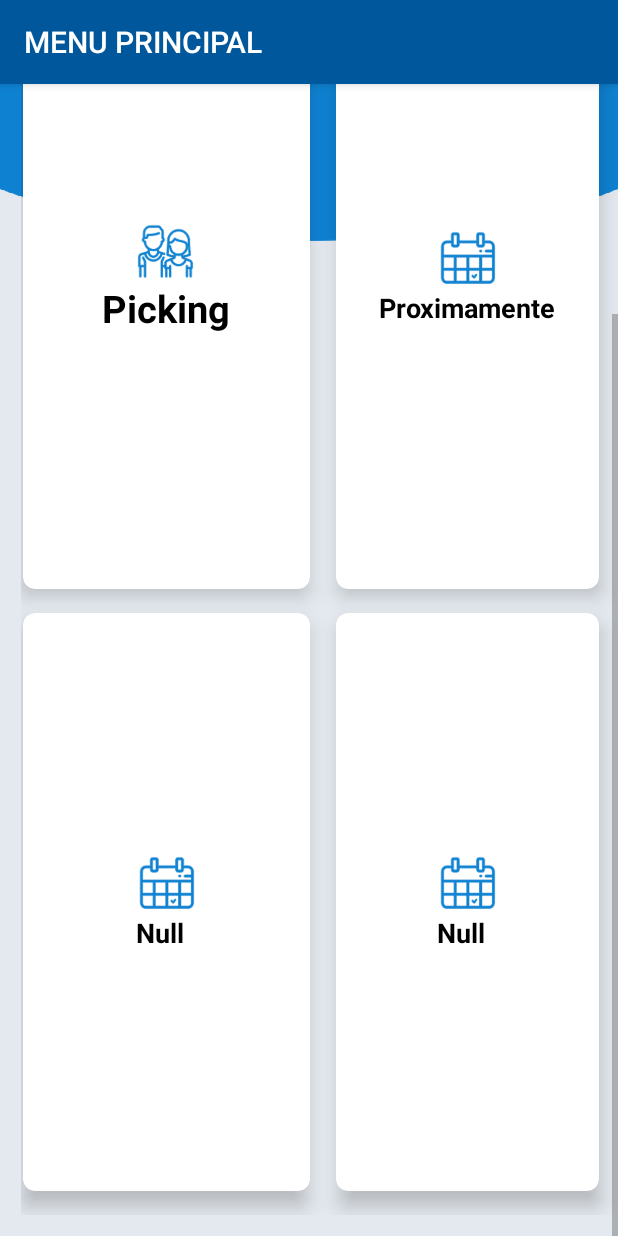
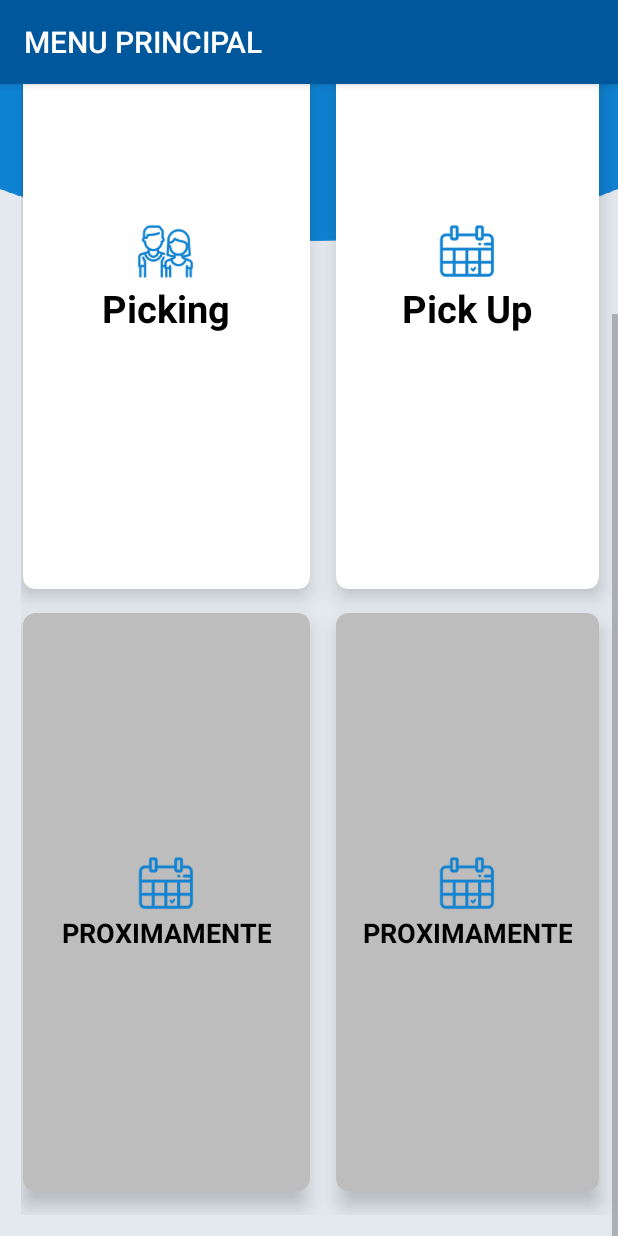
Before and after one commit to Frosero22/Veris-Despachos-App, an Android app: the Pantalla_Principal screen opened directly, with no data from a screen before it, scrolled down 192 dp, on a phone screen of 412 x 824 dp. Run offline under Robolectric (Android 15) with nearby library versions, the phone set to English and light mode, and no system bars; libraries missing offline, so code that uses them is left out: me.dm7.barcodescanner.

```diff
--- a/VerisAppDespachos/src/main/res/layout/activity_pantalla.xml
+++ b/VerisAppDespachos/src/main/res/layout/activity_pantalla.xml
@@ -24,12 +24,42 @@
             <ImageView
                 android:id="@+id/imageView"
                 android:layout_width="wrap_content"
-                android:layout_height="wrap_content"
+                android:layout_height="88dp"
+                android:layout_alignParentEnd="true"
+                android:layout_alignParentBottom="true"
+                android:layout_marginEnd="-95dp"
+                android:layout_marginBottom="6dp"
+                app:srcCompat="@drawable/cosa" />
+
+            <TextView
+                android:id="@+id/textView"
+                android:layout_width="175dp"
+                android:layout_height="43dp"
+                android:layout_alignParentTop="true"
+                android:layout_alignParentEnd="true"
+                android:layout_alignParentBottom="true"
+                android:layout_marginTop="11dp"
+                android:layout_marginEnd="226dp"
+                android:layout_marginBottom="44dp"
+                android:text="Bienvenido .."
+                android:textColor="@color/white"
+                android:textSize="30sp" />
+
+            <TextView
+                android:id="@+id/textView2"
+                android:layout_width="160dp"
+                android:layout_height="42dp"
                 android:layout_alignParentStart="true"
+                android:layout_alignParentTop="true"
                 android:layout_alignParentEnd="true"
-                android:layout_marginStart="82dp"
-                android:layout_marginEnd="63dp"
-                app:srcCompat="@drawable/cosa" />
+                android:layout_alignParentBottom="true"
+                android:layout_marginStart="13dp"
+                android:layout_marginTop="59dp"
+                android:layout_marginEnd="238dp"
+                android:layout_marginBottom="-2dp"
+                android:text="Sucursal .."
+                android:textColor="@color/white"
+                android:textSize="30sp" />
         </RelativeLayout>
 
         <GridLayout
@@ -108,6 +138,7 @@
                 android:layout_marginLeft="16dp"
                 android:layout_marginRight="16dp"
                 android:layout_marginBottom="16dp"
+
                 app:cardCornerRadius="8dp"
                 app:cardElevation="8dp">
 
@@ -127,10 +158,10 @@
                     <TextView
                         android:layout_width="wrap_content"
                         android:layout_height="wrap_content"
-                        android:text="Proximamente"
+                        android:text="Pick Up"
                         android:textAlignment="center"
                         android:textColor="@android:color/black"
-                        android:textSize="18sp"
+                        android:textSize="25sp"
                         android:textStyle="bold" />
 
                 </LinearLayout>
@@ -145,6 +176,8 @@
                 android:layout_marginLeft="1dp"
                 android:layout_marginRight="1dp"
                 android:layout_marginBottom="16dp"
+
+                android:backgroundTint="@color/nodisponible"
                 app:cardCornerRadius="8dp"
                 app:cardElevation="8dp">
 
@@ -164,7 +197,7 @@
                     <TextView
                         android:layout_width="wrap_content"
                         android:layout_height="wrap_content"
-                        android:text="Null"
+                        android:text="PROXIMAMENTE"
                         android:textAlignment="center"
                         android:textColor="@android:color/black"
                         android:textSize="18sp"
@@ -182,6 +215,8 @@
                 android:layout_marginLeft="16dp"
                 android:layout_marginRight="16dp"
                 android:layout_marginBottom="16dp"
+                android:backgroundTint="@color/nodisponible"
+
                 app:cardCornerRadius="8dp"
                 app:cardElevation="8dp">
 
@@ -201,7 +236,7 @@
                     <TextView
                         android:layout_width="wrap_content"
                         android:layout_height="wrap_content"
-                        android:text="Null"
+                        android:text="PROXIMAMENTE"
                         android:textAlignment="center"
                         android:textColor="@android:color/black"
                         android:textSize="18sp"
```
